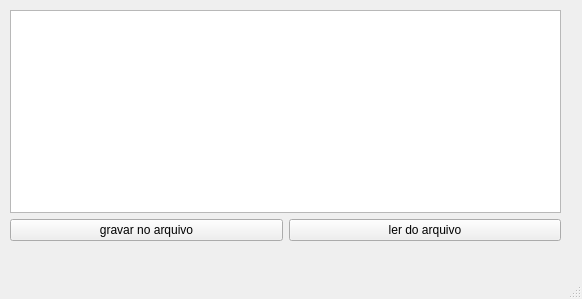
Qt form CFB_Cursos/QT/arquivos/arquivos/mainwindow.ui (marcospontoexe/Cpp) before a commit.
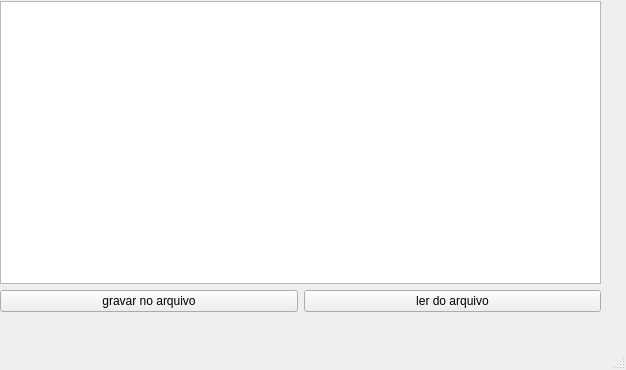
The same form after that commit.

The edit to the form file:
```diff
--- a/CFB_Cursos/QT/arquivos/arquivos/mainwindow.ui
+++ b/CFB_Cursos/QT/arquivos/arquivos/mainwindow.ui
@@ -6,8 +6,8 @@
    <rect>
     <x>0</x>
     <y>0</y>
-    <width>582</width>
-    <height>299</height>
+    <width>626</width>
+    <height>370</height>
    </rect>
   </property>
   <property name="windowTitle">
@@ -17,18 +17,26 @@
    <widget class="QWidget" name="">
     <property name="geometry">
      <rect>
-      <x>10</x>
-      <y>10</y>
-      <width>551</width>
-      <height>231</height>
+      <x>0</x>
+      <y>1</y>
+      <width>601</width>
+      <height>311</height>
      </rect>
     </property>
-    <layout class="QVBoxLayout" name="verticalLayout">
+    <layout class="QVBoxLayout" name="verticalLayout_2">
      <item>
-      <widget class="QListWidget" name="listWidget"/>
+      <layout class="QVBoxLayout" name="verticalLayout">
+       <item>
+        <layout class="QHBoxLayout" name="horizontalLayout">
+         <item>
+          <widget class="QPlainTextEdit" name="plainTextEdit"/>
+         </item>
+        </layout>
+       </item>
+      </layout>
      </item>
      <item>
-      <layout class="QHBoxLayout" name="horizontalLayout">
+      <layout class="QHBoxLayout" name="horizontalLayout_2">
        <item>
         <widget class="QPushButton" name="pushButton_gravar">
          <property name="text">
```
Left out of the diff: 2 changed lines with no effect on the pictures.
